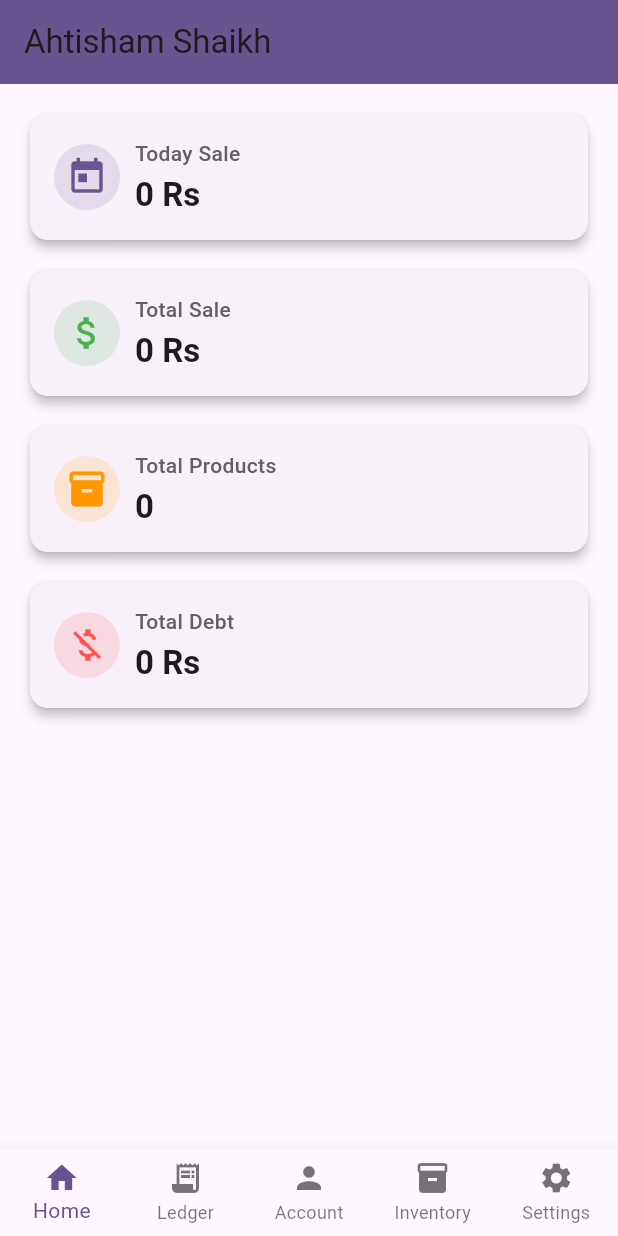
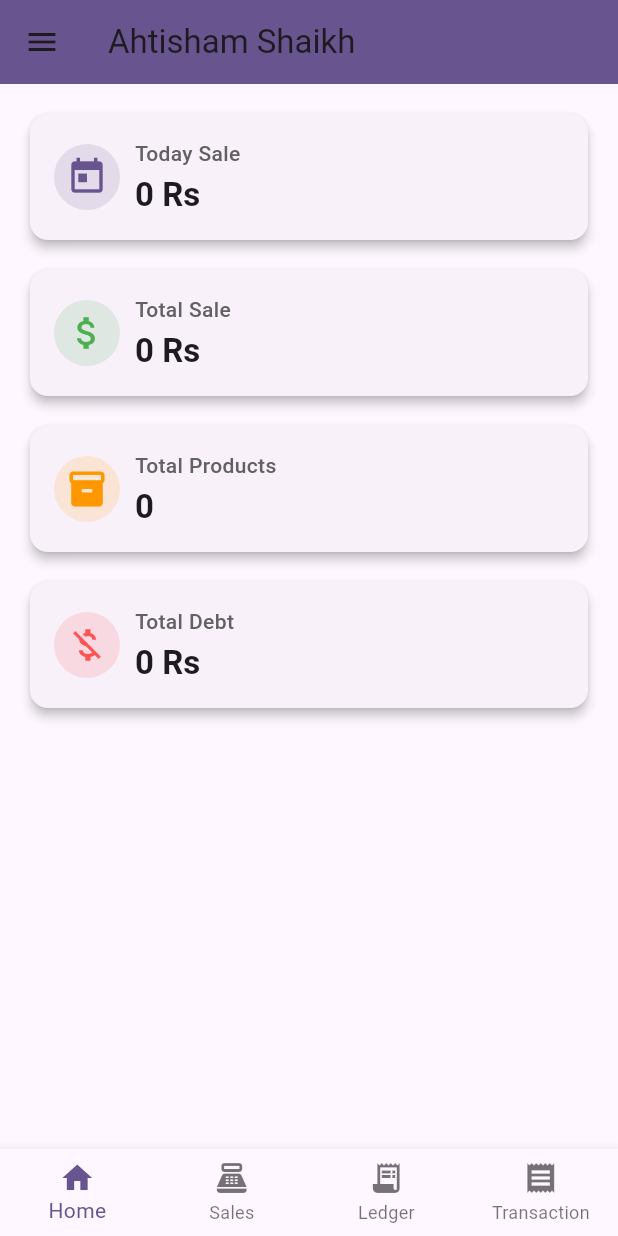
Before and after one commit to Ahtisham-1214/ExpenseTrackerSalman, a Flutter app: the screen it shows after launch, on a phone screen of 412 x 824 dp. Run offline on Flutter 3.47's test engine with Material 3 defaults, Android fonts, the phone set to English and light mode, and no system bars; our stand-ins replace flutter_colorpicker, shared_preferences, sqflite; accounts and stored records are empty.

Commit message:
Updated Main
Added more cards and and adjust UI/UX

```diff
--- a/lib/main.dart
+++ b/lib/main.dart
@@ -7,6 +7,8 @@ import 'View/account_screen.dart';
 import 'View/home_screen.dart';
 import 'View/inventory_screen.dart';
 import 'View/ledger_screen.dart';
+import 'View/sales_screen.dart';
+import 'View/transaction_screen.dart';
 import 'View/theme_provider.dart';
 
 Future<void> main() async {
@@ -50,18 +52,27 @@ class MyHomePage extends StatefulWidget {
 class _MyHomePageState extends State<MyHomePage> {
   int _selectedIndex = 0;
 
-  final List<Widget> _pages = const [
+  final List<Widget> _bottomNavPages = const [
     HomeScreen(),
+    SalesScreen(),
     LedgerScreen(),
-    AccountScreen(),
-    InventoryScreen(),
-    SettingsScreen(),
+    TransactionScreen(),
   ];
 
-  void _onItemTapped(int index) {
+  Widget _currentPage = const HomeScreen();
+
+  void _onBottomNavTapped(int index) {
     setState(() {
       _selectedIndex = index;
+      _currentPage = _bottomNavPages[index];
     });
+  }
+
+  void _onDrawerItemTapped(Widget page) {
+    setState(() {
+      _currentPage = page;
+    });
+    Navigator.pop(context); // Close the drawer
   }
 
   @override
@@ -71,17 +82,47 @@ class _MyHomePageState extends State<MyHomePage> {
         backgroundColor: Theme.of(context).colorScheme.primary,
         title: Text(widget.title),
       ),
-      body: _pages[_selectedIndex],
+      drawer: Drawer(
+        child: ListView(
+          padding: EdgeInsets.zero,
+          children: [
+            DrawerHeader(
+              decoration: BoxDecoration(
+                color: Theme.of(context).colorScheme.primary,
+              ),
+              child: const Text(
+                "Menu",
+                style: TextStyle(color: Colors.white, fontSize: 20),
+              ),
+            ),
+            ListTile(
+              leading: const Icon(Icons.inventory),
+              title: const Text("Inventory"),
+              onTap: () => _onDrawerItemTapped(const InventoryScreen()),
+            ),
+            ListTile(
+              leading: const Icon(Icons.person),
+              title: const Text("Account"),
+              onTap: () => _onDrawerItemTapped(const AccountScreen()),
+            ),
+            ListTile(
+              leading: const Icon(Icons.settings),
+              title: const Text("Settings"),
+              onTap: () => _onDrawerItemTapped(const SettingsScreen()),
+            ),
+          ],
+        ),
+      ),
+      body: _currentPage,
       bottomNavigationBar: BottomNavigationBar(
         type: BottomNavigationBarType.fixed,
         currentIndex: _selectedIndex,
-        onTap: _onItemTapped,
+        onTap: _onBottomNavTapped,
         items: const [
           BottomNavigationBarItem(icon: Icon(Icons.home), label: 'Home'),
+          BottomNavigationBarItem(icon: Icon(Icons.point_of_sale), label: 'Sales'),
           BottomNavigationBarItem(icon: Icon(Icons.receipt_long), label: 'Ledger'),
-          BottomNavigationBarItem(icon: Icon(Icons.person), label: 'Account'),
-          BottomNavigationBarItem(icon: Icon(Icons.inventory), label: 'Inventory'),
-          BottomNavigationBarItem(icon: Icon(Icons.settings), label: 'Settings'),
+          BottomNavigationBarItem(icon: Icon(Icons.receipt), label: 'Transaction'),
         ],
       ),
     );
```
